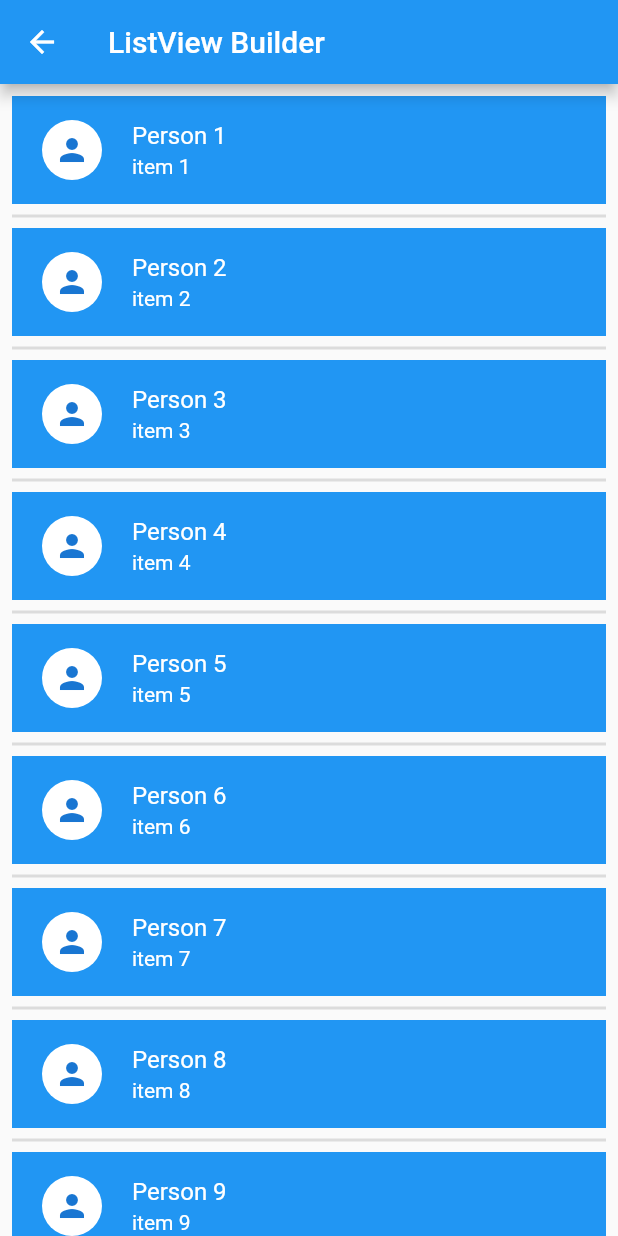
After one commit to arifikhsan/flutter_components, a Flutter app: the screen it shows after launch, after a tap on "ListView Builder", on a phone screen of 412 x 824 dp. The commit adds this screen. Run offline on Flutter 3.47's test engine with Material 2 defaults, Android fonts, the phone set to English and light mode, and no system bars; our stand-ins replace fluttertoast.

Commit message:
list view builder

```diff
--- a/lib/pages/home_page.dart
+++ b/lib/pages/home_page.dart
@@ -102,7 +102,17 @@ class HomePage extends StatelessWidget {
                 onTap: () {
                   Navigator.pushNamed(context, '/form');
                 },
-              )
+              ),
+              ListTile(
+                title: Text(
+                  'ListView Builder',
+                  style: TextStyle(color: Colors.blue),
+                ),
+                onTap: () {
+                  Navigator.pushNamed(context, '/listview');
+                },
+              ),
+
             ],
           ),
         ),
--- /dev/null
+++ b/lib/pages/list_view_builder_page.dart
@@ -0,0 +1,78 @@
+import 'package:flutter/material.dart';
+
+class ListViewBuilderPage extends StatefulWidget {
+  @override
+  _ListViewBuilderPageState createState() => _ListViewBuilderPageState();
+}
+
+class _ListViewBuilderPageState extends State<ListViewBuilderPage> {
+  final List<String> entries = <String>[
+    'item 1',
+    'item 2',
+    'item 3',
+    'item 4',
+    'item 5',
+    'item 6',
+    'item 7',
+    'item 8',
+    'item 9',
+    'item 10',
+    'item 11',
+    'item 12',
+    'item 13',
+    'item 14',
+    'item 15',
+  ];
+
+  @override
+  Widget build(BuildContext context) {
+    return Scaffold(
+      appBar: AppBar(
+        title: Text('ListView Builder'),
+      ),
+      body: ListView.separated(
+        padding: EdgeInsets.all(8),
+        itemCount: entries.length,
+        separatorBuilder: (BuildContext context, int index) {
+          return Divider(
+            thickness: 2,
+          );
+        },
+        itemBuilder: (BuildContext context, int index) {
+          return Container(
+            color: Colors.blue.shade500,
+            child: ListTile(
+              title: Text(
+                'Person ${index + 1}',
+                style: TextStyle(color: Colors.white),
+              ),
+              subtitle: Text(
+                '${entries[index]}',
+                style: TextStyle(color: Colors.white),
+              ),
+              onTap: () {
+                Scaffold.of(context).showSnackBar(
+                  SnackBar(
+                    content: Text('Hello, i am a person ${index + 1}'),
+                  ),
+                );
+              },
+              leading: GestureDetector(
+                child: Container(
+                  width: 48,
+                  height: 48,
+                  padding: EdgeInsets.symmetric(vertical: 4),
+                  alignment: Alignment.center,
+                  child: CircleAvatar(
+                    child: Icon(Icons.person),
+                    backgroundColor: Colors.white,
+                  ),
+                ),
+              ),
+            ),
+          );
+        },
+      ),
+    );
+  }
+}
--- a/lib/router.dart
+++ b/lib/router.dart
@@ -7,6 +7,7 @@ import 'package:flutter_components/pages/hello_world_page.dart';
 import 'package:flutter_components/pages/home_page.dart';
 import 'package:flutter_components/pages/icon_button_page.dart';
 import 'package:flutter_components/pages/icon_page.dart';
+import 'package:flutter_components/pages/list_view_builder_page.dart';
 import 'package:flutter_components/pages/stateful_widgets_page.dart';
 import 'package:flutter_components/pages/text_field_page.dart';
 import 'package:flutter_components/pages/text_page.dart';
@@ -23,4 +24,5 @@ final routes = <String, WidgetBuilder>{
   '/text_field': (context) => TextFieldPage(),
   '/stateful_widgets': (context) => StatefulWidgetsPage(),
   '/form': (context) => FormPage(),
+  '/listview': (context) => ListViewBuilderPage(),
 };
```
